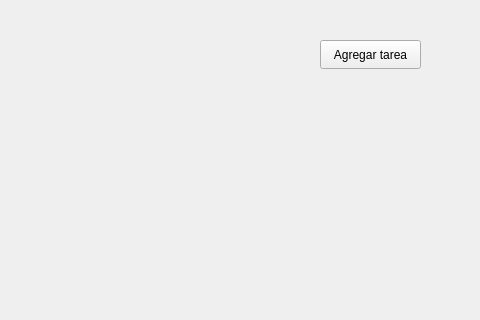
AndreRH09/TO_Lab05, file Ejercicio05/ejercicio05/mainwindow.ui: the form before one commit; both pictures show x 320 to 800 and y 0 to 320 of the 800 by 600 pixel window.
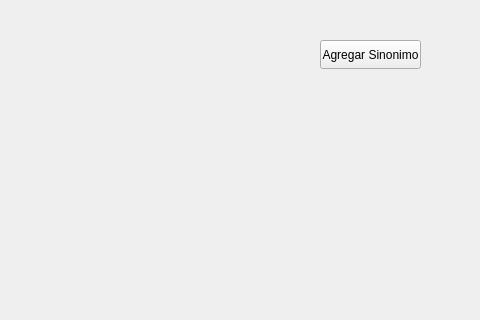
The form after the commit.

```diff
--- a/Ejercicio05/ejercicio05/mainwindow.ui
+++ b/Ejercicio05/ejercicio05/mainwindow.ui
@@ -37,7 +37,7 @@
      </rect>
     </property>
     <property name="text">
-     <string>Agregar tarea</string>
+     <string>Agregar Sinonimo</string>
     </property>
    </widget>
    <widget class="QWidget" name="verticalLayoutWidget">
```
Left out of the diff: 2 changed lines with no effect on the pictures.
